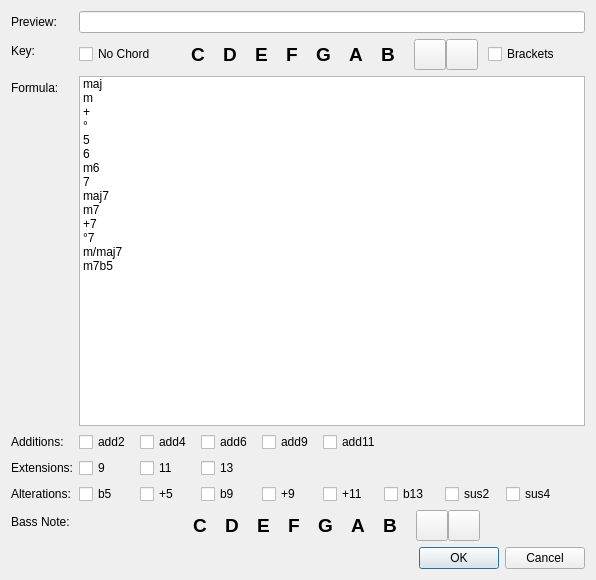
Old version of the form source/dialogs/chordnamedialog.ui in the repository powertab/powertabeditor.
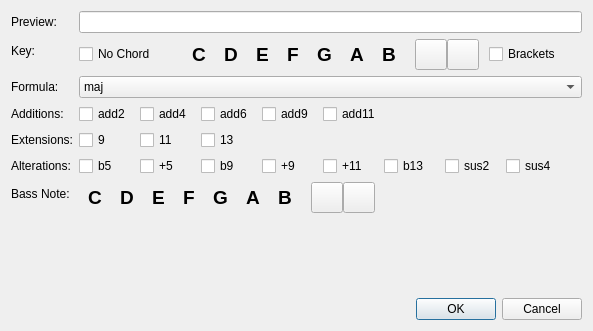
New version of the form. Icons and pictures are not drawn.

Commit message:
Some tweaks to the Chord Name dialog
- Switch the formula from a list widget to a combo box to take up less space, freeing up room in the future for picking names from existing chord diagrams
- Improve the spacing and layout for the note buttons

```diff
--- a/source/dialogs/chordnamedialog.ui
+++ b/source/dialogs/chordnamedialog.ui
@@ -9,8 +9,8 @@
    <rect>
     <x>0</x>
     <y>0</y>
-    <width>596</width>
-    <height>580</height>
+    <width>593</width>
+    <height>331</height>
    </rect>
   </property>
   <property name="windowTitle">
@@ -71,7 +71,7 @@
          </property>
          <property name="sizeHint" stdset="0">
           <size>
-           <width>5</width>
+           <width>10</width>
            <height>20</height>
           </size>
          </property>
@@ -334,13 +334,7 @@
       </widget>
      </item>
      <item row="2" column="1">
-      <widget class="QListWidget" name="formulaListWidget">
-       <property name="minimumSize">
-        <size>
-         <width>0</width>
-         <height>275</height>
-        </size>
-       </property>
+      <widget class="QComboBox" name="formulaListWidget">
        <item>
         <property name="text">
          <string notr="true">maj</string>
@@ -677,19 +671,6 @@
        <property name="spacing">
         <number>0</number>
        </property>
-       <item>
-        <spacer name="horizontalSpacer_3">
-         <property name="orientation">
-          <enum>Qt::Horizontal</enum>
-         </property>
-         <property name="sizeHint" stdset="0">
-          <size>
-           <width>40</width>
-           <height>20</height>
-          </size>
-         </property>
-        </spacer>
-       </item>
        <item>
         <widget class="QToolButton" name="bassCButton">
          <property name="font">
```
The commit also changes 1 other file.
